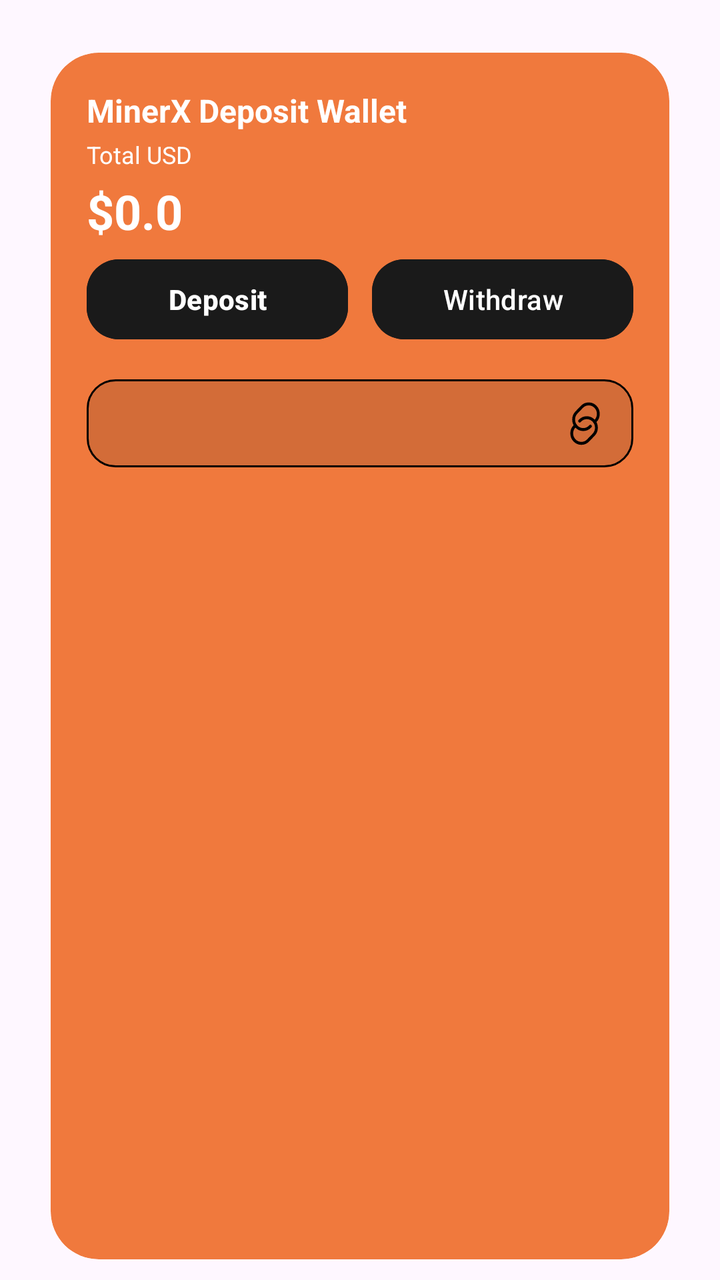
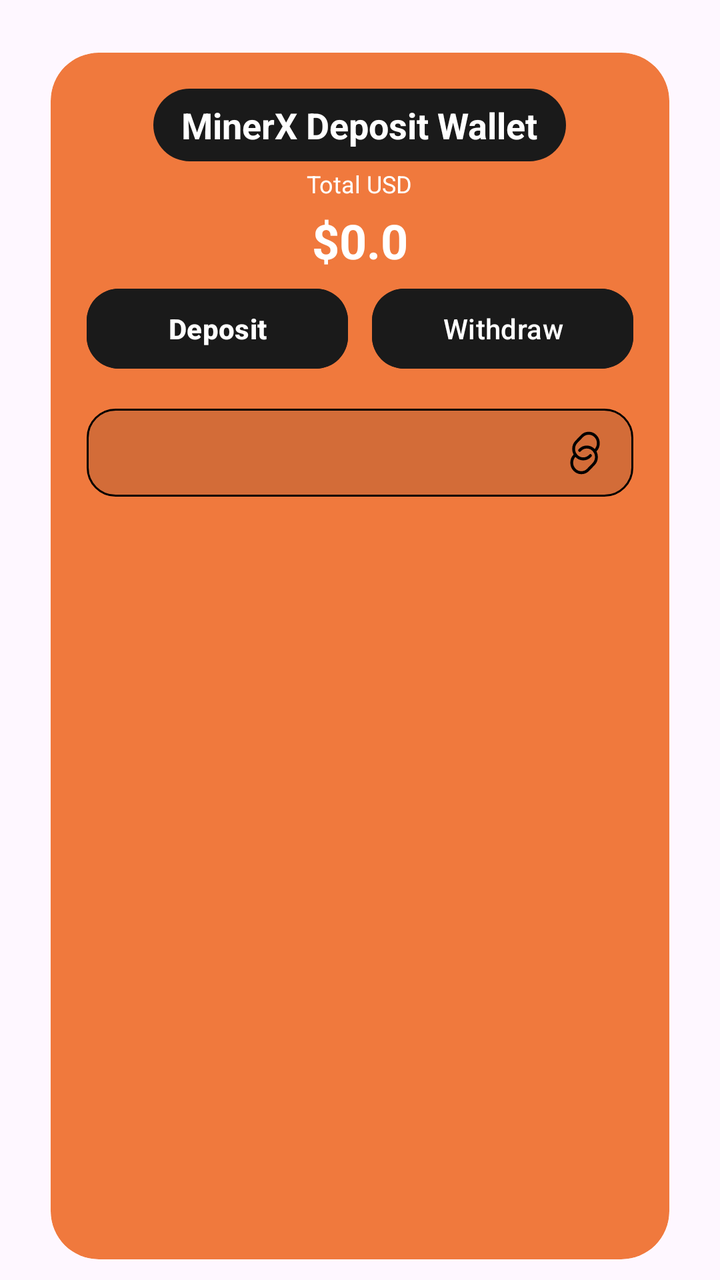

An Android layout rendered at two revisions. The XML below is the earlier revision; the diff shows what the commit changed to produce the second picture.
<!-- AndroidManifest.xml: application theme Theme.Bitbloom -->
<!-- res/layout/item_wallet_hero.xml -->
<?xml version="1.0" encoding="utf-8"?>
<FrameLayout xmlns:android="http://schemas.android.com/apk/res/android"
    xmlns:app="http://schemas.android.com/apk/res-auto"
    android:layout_width="match_parent"
    android:layout_height="wrap_content">

    
    <com.google.android.material.card.MaterialCardView
        android:id="@+id/walletHeroCard"
        android:layout_width="match_parent"
        android:layout_height="match_parent"
        android:foreground="@drawable/ripple_dark"
        android:outlineAmbientShadowColor="#FF7B00"
        android:outlineSpotShadowColor="#FF7B00"
        app:cardCornerRadius="24dp"
        android:layout_marginTop="16dp"
        android:layout_marginHorizontal="16dp"
        app:cardUseCompatPadding="true"
        app:cardBackgroundColor="@color/orange"
        app:strokeColor="@android:color/transparent"
        app:strokeWidth="0dp">

        <LinearLayout
            android:layout_width="match_parent"
            android:layout_height="match_parent"
            android:orientation="vertical"
            android:padding="18dp">

            <TextView
                android:id="@+id/tvWalletTitle"
                android:layout_width="wrap_content"
                android:layout_height="wrap_content"
                android:text="MinerX Deposit Wallet"
                android:textColor="@color/white"
                android:textSize="16sp"
                android:textStyle="bold" />

            <TextView
                android:id="@+id/tvWalletTotalLabel"
                android:layout_width="wrap_content"
                android:layout_height="wrap_content"
                android:layout_marginTop="3dp"
                android:text="Total USD"
                android:textColor="@color/white"
                android:textSize="12sp" />

            <TextView
                android:id="@+id/tvWalletAmount"
                android:layout_width="wrap_content"
                android:layout_height="wrap_content"
                android:layout_marginTop="4dp"
                android:text="$0.0"
                android:textColor="@color/white"
                android:textSize="24sp"
                android:textStyle="bold" />
            
            <LinearLayout
                android:id="@+id/quickActions"
                android:layout_width="match_parent"
                android:layout_height="wrap_content"
                android:layout_marginTop="4dp"

                android:gravity="center"
                android:orientation="vertical"
                app:layout_constraintEnd_toEndOf="@id/gEnd"
                app:layout_constraintStart_toStartOf="@id/gStart"
                app:layout_constraintTop_toBottomOf="@id/walletHero">

                
                <LinearLayout
                    android:layout_width="match_parent"
                    android:layout_height="wrap_content"
                    android:orientation="horizontal">

                    <com.google.android.material.button.MaterialButton
                        android:id="@+id/btnDeposit"


                        android:layout_width="0dp"
                        android:layout_height="48dp"
                        android:layout_weight="1"
                        android:backgroundTint="@color/main_card_color"
                        android:text="@string/dialog_deposit_input_deposit"
                        android:textAllCaps="false"
                        android:textStyle="bold"
                        android:maxLines="1"
                        android:textColor="@color/white"
                        android:ellipsize="end"
                        app:strokeColor="@color/orange"
                        app:cornerRadius="16dp" />

                    <Space
                        android:layout_width="12dp"
                        android:layout_height="1dp" />

                    <com.google.android.material.button.MaterialButton
                        android:id="@+id/btnWithdraw"
                        style="@style/Widget.Material3.Button"
                        android:layout_width="0dp"
                        android:layout_height="48dp"
                        android:layout_weight="1"
                        android:text="@string/withdraw"
                        android:textAllCaps="false"
                        android:maxLines="1"
                        android:textColor="@color/white"
                        android:ellipsize="end"
                        app:cornerRadius="16dp"

                        android:backgroundTint="@color/main_card_color"
                        app:iconTint="@color/orange"
                        app:strokeColor="@color/orange"
                        app:strokeWidth="0dp" />
                </LinearLayout>

                
                <Space
                    android:layout_width="1dp"
                    android:layout_height="12dp" />

                
                <TextView
                    android:id="@+id/inputReferral"
                    android:layout_width="match_parent"
                    android:layout_height="wrap_content"
                    android:layout_marginTop="4dp"
                    android:background="@drawable/bg_referral_home"
                    android:drawablePadding="8dp"
                    android:ellipsize="end"
                    android:gravity="center_vertical"
                    android:paddingHorizontal="12dp"
                    android:paddingVertical="10dp"
                    android:singleLine="true"
                    android:text=""
                    android:textColor="@color/white"
                    android:textSize="12sp"
                    app:drawableEndCompat="@drawable/ic_link"
                    app:drawableTint="@color/black" />
            </LinearLayout>

        </LinearLayout>
    </com.google.android.material.card.MaterialCardView>
</FrameLayout>
<!-- resources referenced by this layout -->
<resources>
  <color name="black">#FF000000</color>
  <color name="main_card_color">#1A1A1A</color>
  <color name="orange">#E1EE6924</color>
  <color name="white">#FFFFFFFF</color>
  <!-- drawable bg_referral_home (drawable) -->
  <?xml version="1.0" encoding="utf-8"?>
  <shape xmlns:android="http://schemas.android.com/apk/res/android" android:shape="rectangle">
      <solid android:color="#221A1A1A"/>    
      <corners android:radius="14dp"/>
      <stroke android:width="1dp" android:color="@color/black"/> 
      <padding android:left="6dp" android:top="4dp" android:right="6dp" android:bottom="4dp"/>
  </shape>
  <!-- drawable ripple_dark (drawable) -->
  <?xml version="1.0" encoding="utf-8"?>
  <ripple xmlns:android="http://schemas.android.com/apk/res/android"
      android:color="#26FFFFFF">
      <item android:id="@android:id/mask">
          <shape android:shape="rectangle">
              <corners android:radius="20dp"/>
              <solid android:color="#FFFFFFFF"/>
          </shape>
      </item>
  </ripple>
  <string name="dialog_deposit_input_deposit">Deposit</string>
  <string name="withdraw">Withdraw</string>
  <style name="Theme.Bitbloom" parent="Base.Theme.Bitbloom">
          
          <item name="editTextStyle">@style/Widget.MXG.EditText.WhiteCursor</item>
          <item name="android:editTextStyle">@style/Widget.MXG.EditText.WhiteCursor</item>
  
          
          <item name="android:textCursorDrawable">@drawable/cursor_white</item>
      </style>
  <style name="Base.Theme.Bitbloom" parent="Theme.Material3.DayNight.NoActionBar">
          <item name="android:statusBarColor">@color/mxg_black</item>
          <item name="colorPrimary">@color/mxg_white</item>
          <item name="android:navigationBarColor">@color/mxg_black</item>
          <item name="android:datePickerDialogTheme">@style/BitbloomDatePickerTheme</item>
      </style>
  <style name="Widget.MXG.EditText.WhiteCursor" parent="Widget.AppCompat.EditText">
          <item name="android:textCursorDrawable">@drawable/cursor_white</item>
      </style>
  <!-- drawable cursor_white (drawable) -->
  <?xml version="1.0" encoding="utf-8"?>
  <shape xmlns:android="http://schemas.android.com/apk/res/android">
      <size android:width="2dp"/>
      <solid android:color="@android:color/white"/>
      <corners android:radius="1dp"/>
  </shape>
  <color name="mxg_black">#000000</color>
  <color name="mxg_white">#FFFFFF</color>
  <style name="BitbloomDatePickerTheme" parent="ThemeOverlay.MaterialComponents.MaterialAlertDialog">
          <item name="colorAccent">@color/status_bar_color</item> 
          <item name="android:headerBackground">@color/light_status_bar_color
          </item> 
          <item name="android:colorControlHighlight">@color/status_bar_color
          </item> 
          <item name="android:colorControlActivated">@color/status_bar_color
          </item> 
          <item name="android:textColorPrimaryInverse">@color/white</item> 
          <item name="android:textColor">@color/status_bar_color</item> 
          <item name="android:textColorPrimary">?attr/colorOnBackground</item> 
      </style>
  <color name="status_bar_color">#EE6924</color>
  <color name="light_status_bar_color">#EE6924</color>
  <!-- unchanged entries left out for length: 1 -->
</resources>

<!-- the commit's change to res/layout/item_wallet_hero.xml (unified diff, before → after) -->
@@ -32,7 +32,9 @@
                 android:layout_height="wrap_content"
                 android:text="MinerX Deposit Wallet"
                 android:textColor="@color/white"
-                android:textSize="16sp"
+                android:layout_gravity="center"
+                android:background="@drawable/bg_pill_black"
+                android:textSize="18sp"
                 android:textStyle="bold" />
 
             <TextView
@@ -41,6 +43,7 @@
                 android:layout_height="wrap_content"
                 android:layout_marginTop="3dp"
                 android:text="Total USD"
+                android:layout_gravity="center"
                 android:textColor="@color/white"
                 android:textSize="12sp" />
 
@@ -50,6 +53,7 @@
                 android:layout_height="wrap_content"
                 android:layout_marginTop="4dp"
                 android:text="$0.0"
+                android:layout_gravity="center"
                 android:textColor="@color/white"
                 android:textSize="24sp"
                 android:textStyle="bold" />
<!-- resource entries referenced after the edit -->
@@ -4,6 +4,18 @@
   <color name="main_card_color">#1A1A1A</color>
   <color name="orange">#E1EE6924</color>
   <color name="white">#FFFFFFFF</color>
+  <!-- drawable bg_pill_black (drawable) -->
+  <?xml version="1.0" encoding="utf-8"?>
+  <shape xmlns:android="http://schemas.android.com/apk/res/android" android:shape="rectangle">
+      <solid android:color="@color/main_card_color" />
+      <corners android:radius="999dp" />
+      
+      <padding
+          android:left="14dp"
+          android:top="6dp"
+          android:right="14dp"
+          android:bottom="6dp" />
+  </shape>
   <!-- drawable bg_referral_home (drawable) -->
   <?xml version="1.0" encoding="utf-8"?>
   <shape xmlns:android="http://schemas.android.com/apk/res/android" android:shape="rectangle">
